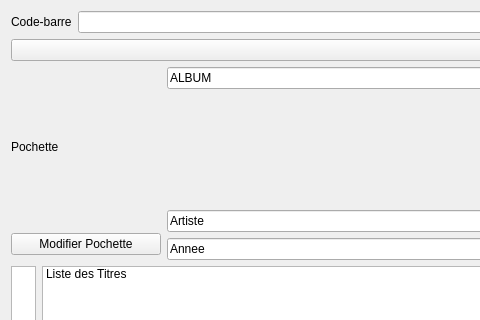
First picture: the form in dialogueajouterphysique.ui, repository toopoormaghell/projet-musique, before the edit; both pictures show x 0 to 480 and y 0 to 320 of the 1184 by 761 pixel window.
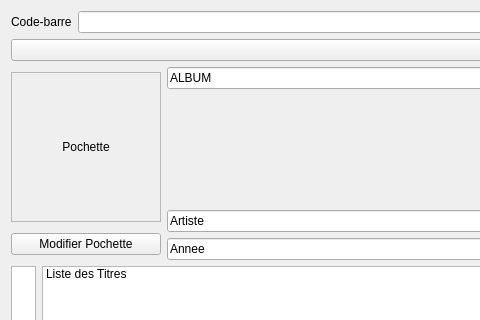
Second picture: the form after the edit.

The edit to the form file:
```diff
--- a/dialogueajouterphysique.ui
+++ b/dialogueajouterphysique.ui
@@ -104,9 +104,15 @@
              <height>150</height>
             </size>
            </property>
+           <property name="frameShape">
+            <enum>QFrame::StyledPanel</enum>
+           </property>
            <property name="text">
             <string>Pochette</string>
            </property>
+           <property name="alignment">
+            <set>Qt::AlignCenter</set>
+           </property>
           </widget>
          </item>
          <item>
```
